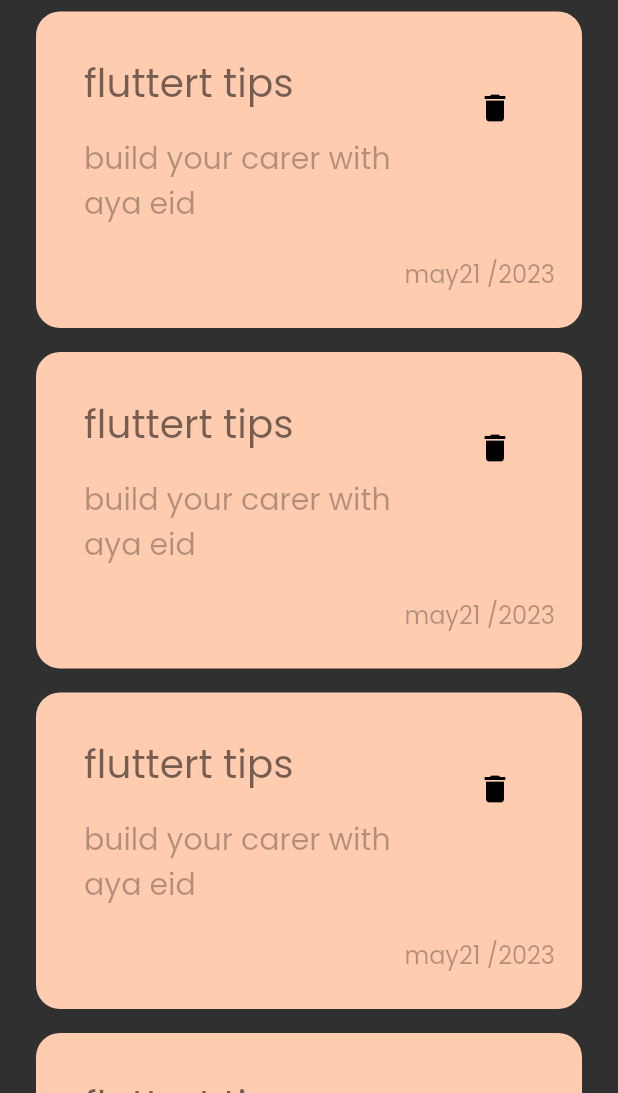
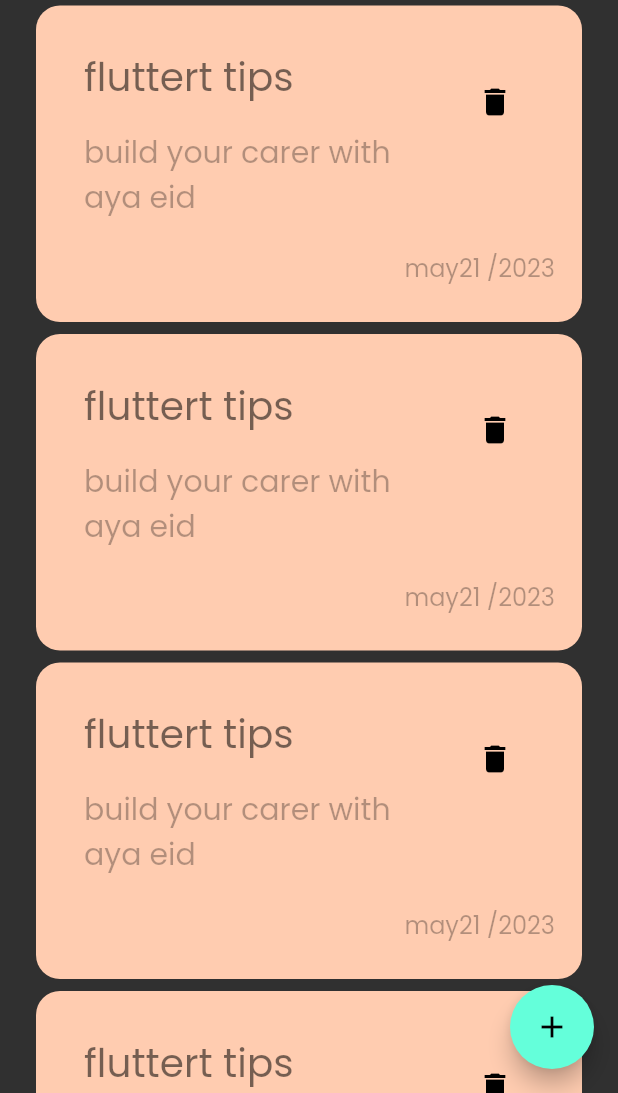
Before and after one commit to AyaEidAttya/aya_notes, a Flutter app: the screen it shows after launch, on a phone screen of 412 x 824 dp, the part 143-1236 px from its top. Run offline on Flutter 3.47's test engine with Material 2 defaults, Android fonts, the phone set to English and light mode, and no system bars.

Commit message:
add floating acttion boutten

```diff
--- a/lib/views/notes_app.dart
+++ b/lib/views/notes_app.dart
@@ -11,8 +11,14 @@ class NotsView extends StatelessWidget {
 
   @override
   Widget build(BuildContext context) {
-    return const Scaffold(
-      body: NotesViewBody(),
+    return  Scaffold(
+      floatingActionButton: FloatingActionButton(onPressed:() {},
+      child:const Icon(Icons.add),
+
+
+
+      ),
+      body:const NotesViewBody(),
     );
   }
 }
--- a/lib/widget/nots_list_view.dart
+++ b/lib/widget/nots_list_view.dart
@@ -9,7 +9,7 @@ class  NotesListView extends StatelessWidget {
   Widget build(BuildContext context) {
     return ListView.builder(itemBuilder: (context,index){
     return const Padding(
-      padding: const EdgeInsets.symmetric(vertical:8 ),
+      padding: const EdgeInsets.symmetric(vertical:4 ),
       child: NoteIteam(),
     );
 
```
